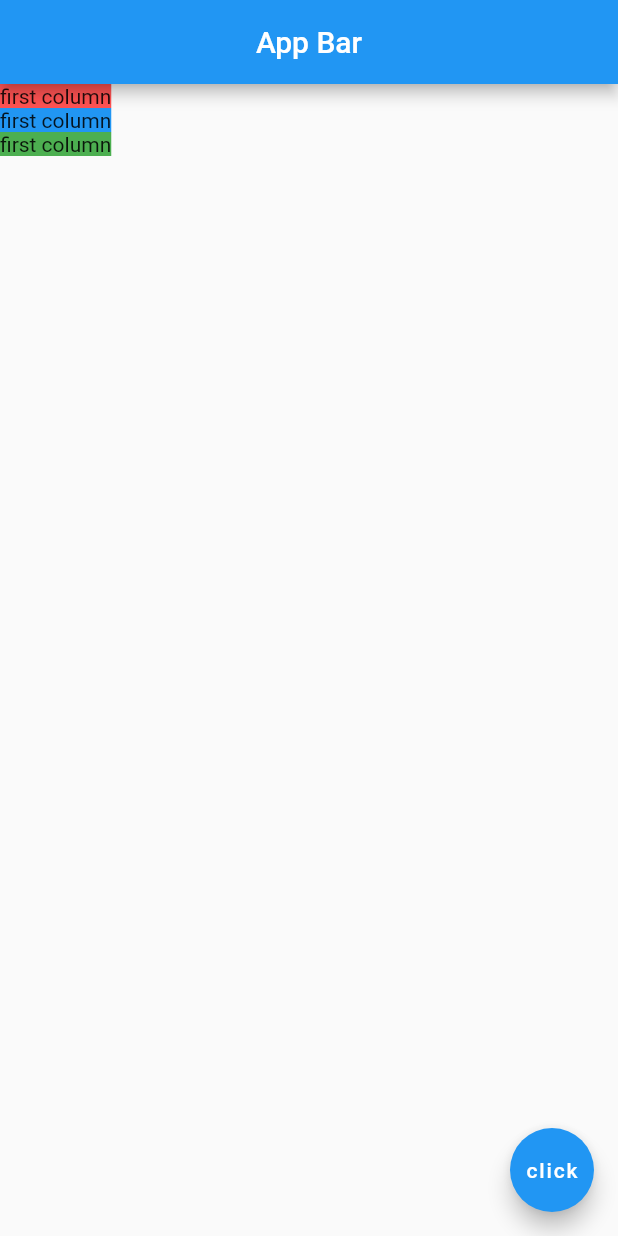
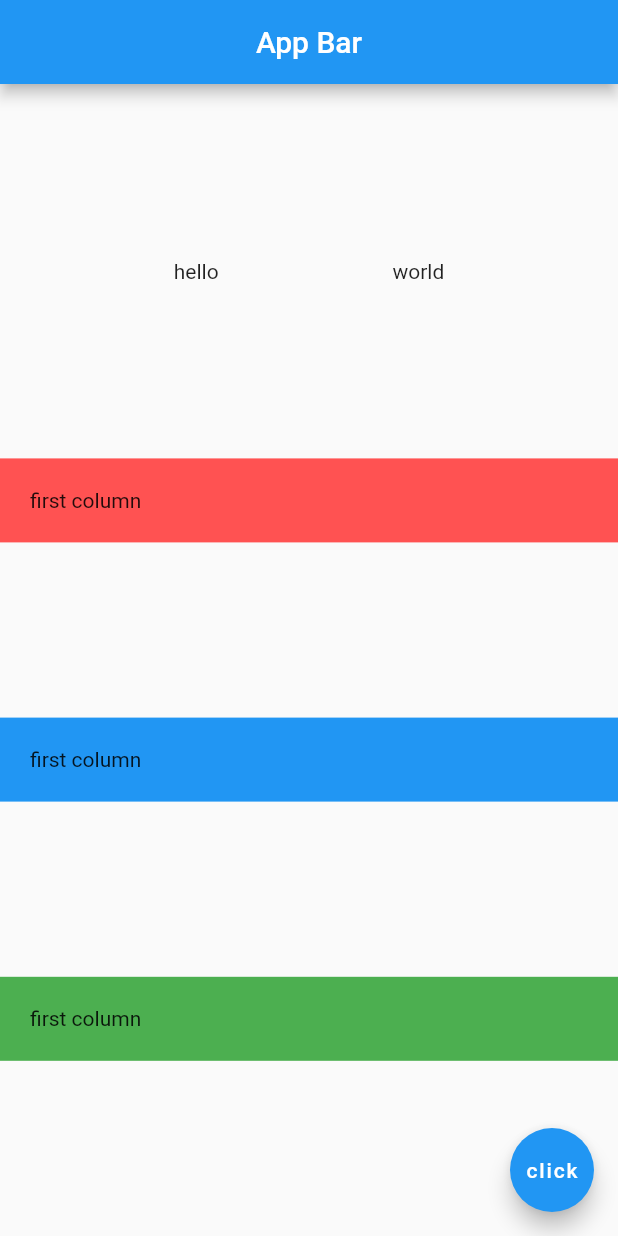
Before and after one commit to johnwanjema/hello-flutter, a Flutter app: the screen it shows after launch, on a phone screen of 412 x 824 dp. Run offline on Flutter 3.47's test engine with Material 2 defaults, Android fonts, the phone set to English and light mode, and no system bars.

Commit message:
added columns and rows also changed alignment

```diff
--- a/lib/main.dart
+++ b/lib/main.dart
@@ -12,27 +12,39 @@ class Home extends StatelessWidget {
         title: Text('App Bar'),
         centerTitle: true,
       ),
-        body:Column(
+      body: Column(
+        //vertical
+        mainAxisAlignment: MainAxisAlignment.spaceEvenly,
+        crossAxisAlignment: CrossAxisAlignment.stretch,
         children: <Widget>[
+            Row(
+                mainAxisAlignment: MainAxisAlignment.spaceEvenly,
+                children: <Widget>[
+                    Text('hello'),
+                    Text('world')
+                ],
+            ),
           Container(
+            padding: EdgeInsets.all(20.0),
             child: Text('first column'),
             color: Colors.redAccent,
           ),
           Container(
+            padding: EdgeInsets.all(20.0),
             child: Text('first column'),
             color: Colors.blue,
           ),
           Container(
+            padding: EdgeInsets.all(20.0),
             child: Text('first column'),
             color: Colors.green,
           )
         ],
       ),
       floatingActionButton: FloatingActionButton(
-        onPressed: (){},
+        onPressed: () {},
         child: Text('click'),
       ),
-
     );
   }
 }
```
Lines whose indentation alone changed are shown as unchanged.
